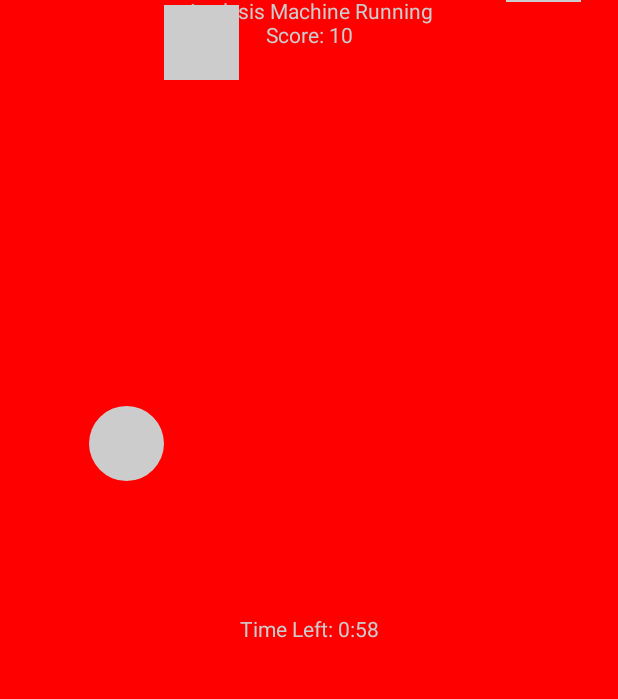
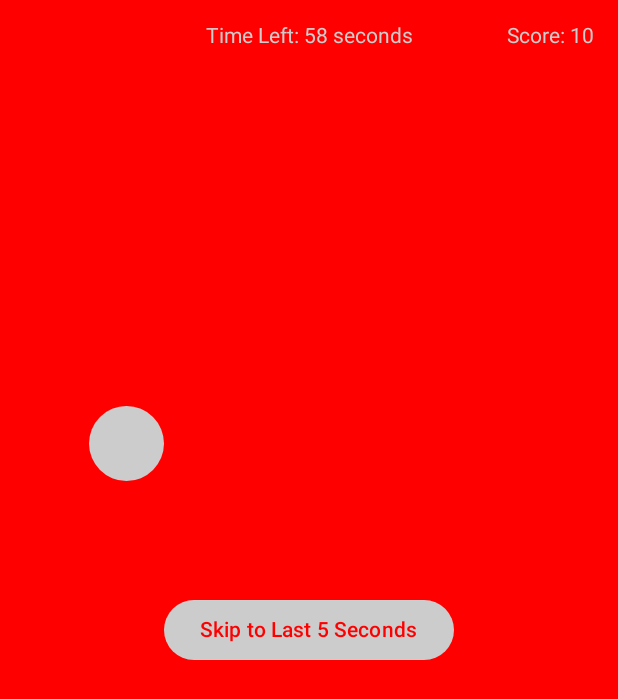
Before and after one commit to maffittaaa/Companion-App, an Android app built with Jetpack Compose: the @Preview function AnalysisMachinePreview, on a phone screen of 412 x 824 dp. Shown: the top 699 px of the screen. Run offline under Robolectric (Android 15) with nearby library versions, the phone set to English and light mode, and no system bars.

Commit message:
timer skipping cheat done, will rethink the way nr of flasks are sent to the start of the game from the end of the game, and remake the itemfall

```diff
--- a/app/src/main/java/pt/iade/games/companionapp/AnalysisMachineActivity.kt
+++ b/app/src/main/java/pt/iade/games/companionapp/AnalysisMachineActivity.kt
@@ -119,13 +119,35 @@ fun AnalysisMachine(
     val context = LocalContext.current
     val screenHeight = LocalContext.current.resources.displayMetrics.heightPixels.toFloat()
     val maxPills = 40
+    var timeLeftInSeconds by remember { mutableStateOf(60) }
+    var isSkipTimerClicked by remember { mutableStateOf(false) }
 
     LaunchedEffect(isTimerRunning) {
-        while (isTimerRunning) {
-            delay(500L)
+        while (isTimerRunning && timeLeftInSeconds > 0) {
+            delay(1000L)
 
             if (pills.size < maxPills) {
                 pills = pills + generatePills(data)
+            }
+
+            if (!isSkipTimerClicked) {
+                if (timeLeftInSeconds > 0) {
+                    timeLeftInSeconds -= 1
+                }
+            }
+            if (timeLeftInSeconds == 0) {
+                onTimerEnd()
+            }
+        }
+    }
+
+    LaunchedEffect(isSkipTimerClicked) {
+        if (isSkipTimerClicked) {
+            delay(500L)
+            timeLeftInSeconds = 5
+            isSkipTimerClicked = false
+            if (timeLeftInSeconds == 0) {
+                onTimerEnd()
             }
         }
     }
@@ -144,13 +166,12 @@ fun AnalysisMachine(
         }
     }
 
-
     Box(
         modifier = Modifier
             .fillMaxSize()
             .background(data.darkColor),
         contentAlignment = Alignment.Center
-    ){
+    ) {
         pills.forEachIndexed { index, pill ->
             if (pill.visible) {
                 if (pill.isGood) {
@@ -184,34 +205,39 @@ fun AnalysisMachine(
         }
 
         Text(
+            text = "Time Left: $timeLeftInSeconds seconds",
+            color = data.lightColor,
+            modifier = Modifier
+                .align(Alignment.TopCenter)
+                .padding(top = 16.dp)
+        )
+
+        Text(
             text = "Score: $score",
             color = data.lightColor,
-            modifier = Modifier.align(Alignment.TopCenter).padding(16.dp)
+            modifier = Modifier
+                .align(Alignment.TopEnd)
+                .padding(top = 16.dp, end = 16.dp)
         )
 
         Column(
-            modifier = Modifier.align(Alignment.Center),
-            verticalArrangement = Arrangement.SpaceBetween,
+            modifier = Modifier
+                .align(Alignment.Center)
+                .padding(16.dp),
+            verticalArrangement = Arrangement.Center,
             horizontalAlignment = Alignment.CenterHorizontally
         ) {
-            Text(
-                text = "Analysis Machine Running",
-                color = data.lightColor,
-            )
-            RoundTimer(data = data, onTimerEnd = onTimerEnd)
-            if (isTimerRunning) {
-            }
             Button(
                 onClick = {
-                    context.startActivity(Intent(context, MainActivity::class.java))
-                    onStartClick()
+                    isSkipTimerClicked = true
                 },
                 colors = ButtonDefaults.buttonColors(
                     containerColor = data.lightColor,
                     contentColor = data.darkColor
-                )
+                ),
+                modifier = Modifier.padding(top = 16.dp)
             ) {
-                Text("End Game", color = data.darkColor)
+                Text("Skip to Last 5 Seconds", color = data.darkColor)
             }
         }
     }
@@ -221,7 +247,7 @@ fun AnalysisMachine(
 fun StartScreen(onStartClick: () -> Unit, data: ActivityData) {
     val context = LocalContext.current
     val sharedPreferences = context.getSharedPreferences("GamePrefs", MODE_PRIVATE)
-    val totalFlasks = sharedPreferences.getInt("antiRadiationFlasks", 0).coerceAtMost(8) // Ensure max is 8
+    val totalFlasks = sharedPreferences.getInt("antiRadiationFlasks", 0).coerceAtMost(8)
     val cooldownEndTime = sharedPreferences.getLong("cooldownEndTime", 0L)
 
     val currentTime = System.currentTimeMillis()
@@ -257,6 +283,21 @@ fun StartScreen(onStartClick: () -> Unit, data: ActivityData) {
                     color = data.lightColor,
                     modifier = Modifier.padding(bottom = 16.dp)
                 )
+
+
+                Button(
+                    onClick = {
+                        val newCooldownTime = System.currentTimeMillis() + 5000L
+                        sharedPreferences.edit().putLong("cooldownEndTime", newCooldownTime).apply()
+                        remainingTime = 5
+                    },
+                    colors = ButtonDefaults.buttonColors(
+                        containerColor = data.lightColor,
+                        contentColor = data.darkColor
+                    )
+                ) {
+                    Text("Cheats: Skip Cooldown", color = Color.Black)
+                }
             } else {
                 Button(
                     onClick = onStartClick,
@@ -277,27 +318,6 @@ fun StartScreen(onStartClick: () -> Unit, data: ActivityData) {
             )
         }
 
-        Column(
-            modifier = Modifier
-                .align(Alignment.BottomCenter)
-                .padding(16.dp),
-            horizontalAlignment = Alignment.CenterHorizontally
-        ) {
-            Button(
-                onClick = {
-                    val newCooldownTime = System.currentTimeMillis() + 5000L
-                    sharedPreferences.edit().putLong("cooldownEndTime", newCooldownTime).apply()
-                    remainingTime = 5
-                },
-                colors = ButtonDefaults.buttonColors(
-                    containerColor = data.lightColor,
-                    contentColor = data.darkColor
-                )
-            ) {
-                Text("Cheats: Skip Cooldown", color = Color.Black)
-            }
-        }
-
         Button(
             onClick = {
                 val intent = Intent(context, MainActivity::class.java)
@@ -315,6 +335,7 @@ fun StartScreen(onStartClick: () -> Unit, data: ActivityData) {
         }
     }
 }
+
 
 
 @Composable
@@ -467,7 +488,6 @@ fun generatePills(data: ActivityData): List<Pills> {
 @Preview(showBackground = true)
 @Composable
 fun AnalysisMachinePreview() {
-    // example score state
     var score by remember { mutableIntStateOf(10) }
 
     AnalysisMachine(
```
